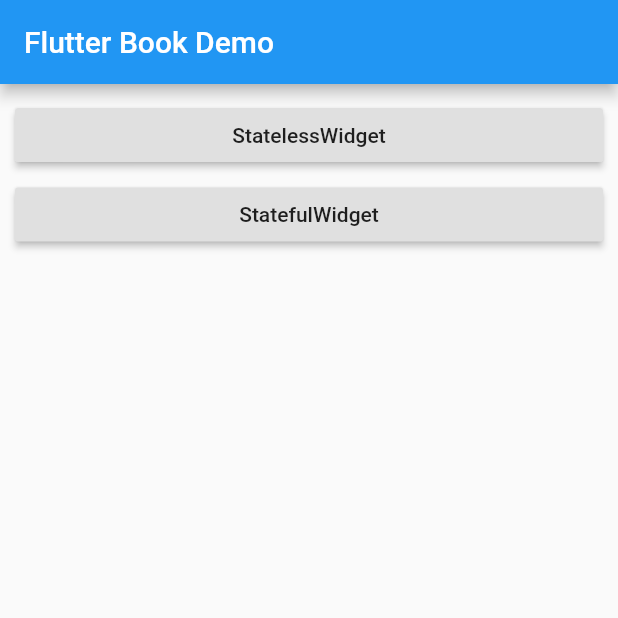
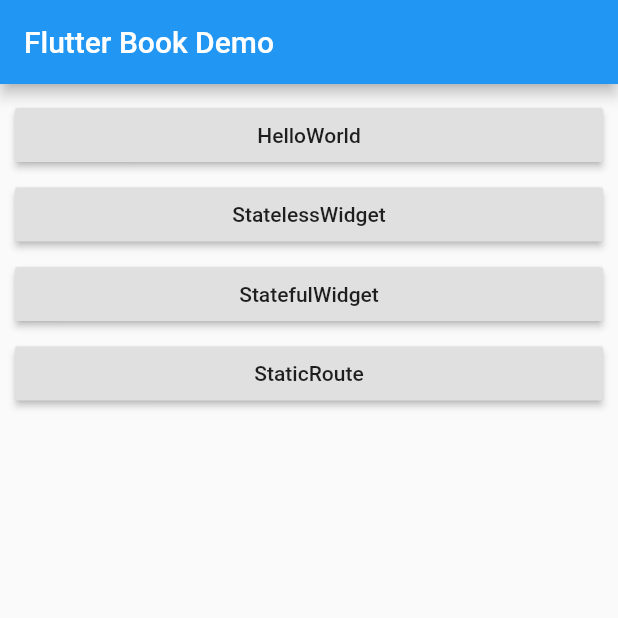
Before and after one commit to lightningminers/flutter-book-demo, a Flutter app: the screen it shows after launch, on a phone screen of 412 x 824 dp, the top half of it. Run offline on Flutter 3.47's test engine with Material 2 defaults, Android fonts, the phone set to English and light mode, and no system bars.

Commit message:
[add] 添加五个例子

```diff
--- a/lib/main.dart
+++ b/lib/main.dart
@@ -1,17 +1,23 @@
 import 'package:flutter/material.dart';
 import 'package:flutter_book_demo/pages/stateless_widget_page.dart';
 import 'package:flutter_book_demo/pages/stateful_widget_page.dart';
+import 'package:flutter_book_demo/pages/hello_world_page.dart';
+import 'package:flutter_book_demo/pages/static_route_page.dart';
 
 void main() => runApp(MyApp());
 
 final pages = [
+  'HelloWorld',
   'StatelessWidget',
-  'StatefulWidget'
+  'StatefulWidget',
+  'StaticRoute'
 ];
 
 final pagesRouter = {
+  'HelloWorld':HelloWorldPage(),
   'StatelessWidget':StatelessWidgetPage(),
   'StatefulWidget':StatefulWidgetPage(),
+  'StaticRoute': null,
 };
 
 class MyApp extends StatefulWidget {
@@ -41,6 +47,11 @@ class MyAppState extends State<MyApp> {
                   child: RaisedButton(
                     child: Text(page),
                     onPressed: (){
+                      switch (page) {
+                        case 'StaticRoute':
+                          Navigator.of(context).pushNamed('/StaticRoute');
+                          break;
+                        default:
                           Navigator.of(context).push(
                             MaterialPageRoute(
                               builder: (BuildContext context){
@@ -48,6 +59,7 @@ class MyAppState extends State<MyApp> {
                               }
                             )
                           );
+                      }
                     },
                   ),
                 );
@@ -56,6 +68,11 @@ class MyAppState extends State<MyApp> {
           ),
         ),
       ),
+      routes: {
+        '/StaticRoute': (_){
+          return StaticRoutePage();
+        }
+      },
     );
   }
 }
```
Also changed, not shown: lib/pages/hello_world_page.dart (added, +18 -0 lines), lib/pages/stateful_widget_page.dart (+20 -1 lines), lib/pages/static_route_page.dart (added, +12 -0 lines), lib/widgets/alert.dart (added, +23 -0 lines). Lines whose indentation alone changed are shown as unchanged.
